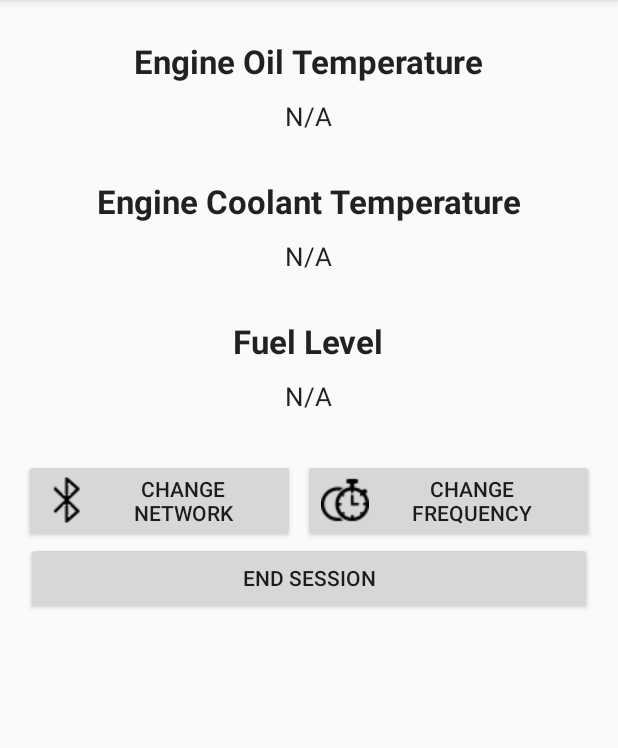
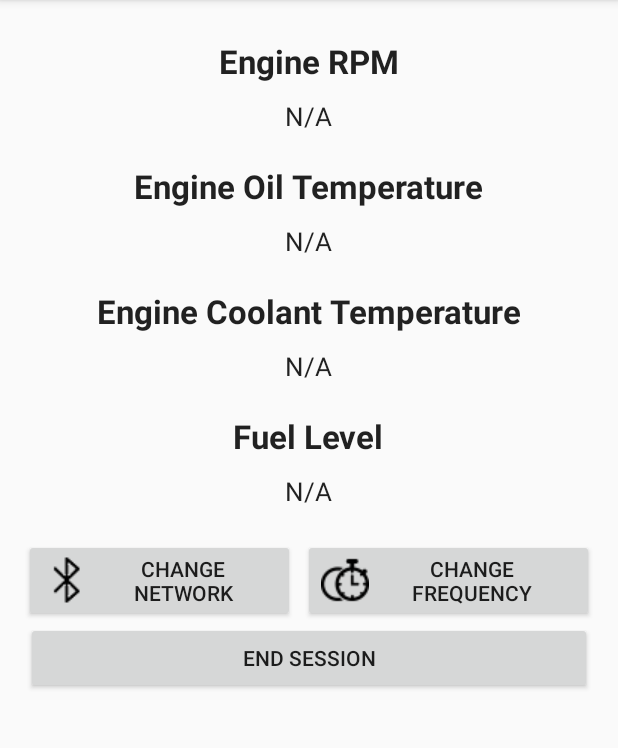
Before and after one commit to ibm-watson-iot/cvi-starter-obd-android, an Android app: the screen it shows after launch (Home), on a phone screen of 412 x 824 dp, the part 84-832 px from its top. Run offline under Robolectric (Android 15) with nearby library versions, the phone set to English and light mode, and no system bars; libraries missing offline, so code that uses them is left out: com.github.pires.obd, com.ibm.iotf; 5 statements that could not run were skipped.

Commit message:
Add Engine RPM and modify temperature format

```diff
--- a/app/src/main/res/layout/activity_home.xml
+++ b/app/src/main/res/layout/activity_home.xml
@@ -8,6 +8,7 @@
     android:paddingRight="@dimen/activity_horizontal_margin"
     android:paddingTop="@dimen/activity_vertical_margin"
     tools:context="obdii.starter.automotive.iot.ibm.com.iot4a_obdii.Home">
+
     <LinearLayout
         android:orientation="vertical"
         android:layout_width="wrap_content"
@@ -15,8 +16,39 @@
         android:layout_weight="5"
         android:layout_gravity="center_vertical"
         android:layout_centerHorizontal="true"
+        android:id="@+id/linearLayout5"
+        android:layout_marginTop="10dp">
+
+        <TextView
+            android:layout_width="wrap_content"
+            android:layout_height="wrap_content"
+            android:textAppearance="?android:attr/textAppearanceLarge"
+            android:text="Engine RPM"
+            android:id="@+id/engineRPM"
+            android:layout_gravity="center_horizontal"
+            android:textStyle="bold" />
+
+        <TextView
+            android:layout_width="wrap_content"
+            android:layout_height="wrap_content"
+            android:textAppearance="?android:attr/textAppearanceLarge"
+            android:text="N/A"
+            android:id="@+id/engineRPMValue"
+            android:layout_gravity="center_horizontal"
+            android:textSize="17dp"
+            android:layout_marginTop="10dp" />
+    </LinearLayout>
+
+    <LinearLayout
+        android:orientation="vertical"
+        android:layout_width="wrap_content"
+        android:layout_height="wrap_content"
+        android:layout_weight="5"
+        android:layout_below="@+id/linearLayout5"
+        android:layout_gravity="center_vertical"
+        android:layout_centerHorizontal="true"
         android:id="@+id/linearLayout4"
-        android:layout_marginTop="10dp">
+        android:layout_marginTop="20dp">
 
         <TextView
             android:layout_width="wrap_content"
@@ -46,8 +78,8 @@
         android:layout_below="@+id/linearLayout4"
         android:layout_gravity="center_vertical"
         android:layout_centerHorizontal="true"
-        android:id="@+id/linearLayout2"
-        android:layout_marginTop="30dp">
+        android:id="@+id/linearLayout3"
+        android:layout_marginTop="20dp">
 
         <TextView
             android:layout_width="wrap_content"
@@ -73,9 +105,9 @@
         android:orientation="horizontal"
         android:layout_width="match_parent"
         android:layout_height="wrap_content"
-        android:layout_below="@+id/linearLayout2"
-        android:layout_marginTop="30dp"
-        android:id="@+id/linearLayout">
+        android:layout_below="@+id/linearLayout3"
+        android:layout_marginTop="20dp"
+        android:id="@+id/linearLayout2">
 
         <LinearLayout
             android:orientation="vertical"
@@ -108,11 +140,11 @@
         android:orientation="horizontal"
         android:layout_width="match_parent"
         android:layout_height="wrap_content"
-        android:layout_marginTop="30dp"
-        android:id="@+id/linearLayout3"
+        android:layout_marginTop="20dp"
+        android:id="@+id/linearLayout1"
         android:layout_alignParentEnd="false"
         android:layout_centerHorizontal="true"
-        android:layout_below="@+id/linearLayout">
+        android:layout_below="@+id/linearLayout2">
 
         <Button style="@style/Widget.AppCompat.Button"
             android:layout_width="wrap_content"
@@ -146,7 +178,7 @@
         android:layout_weight="5"
         android:layout_marginRight="2.5dp"
         android:onClick="endSession"
-        android:layout_below="@+id/linearLayout3"
+        android:layout_below="@+id/linearLayout1"
         android:layout_centerHorizontal="true"
         android:nestedScrollingEnabled="false" />
 
```
